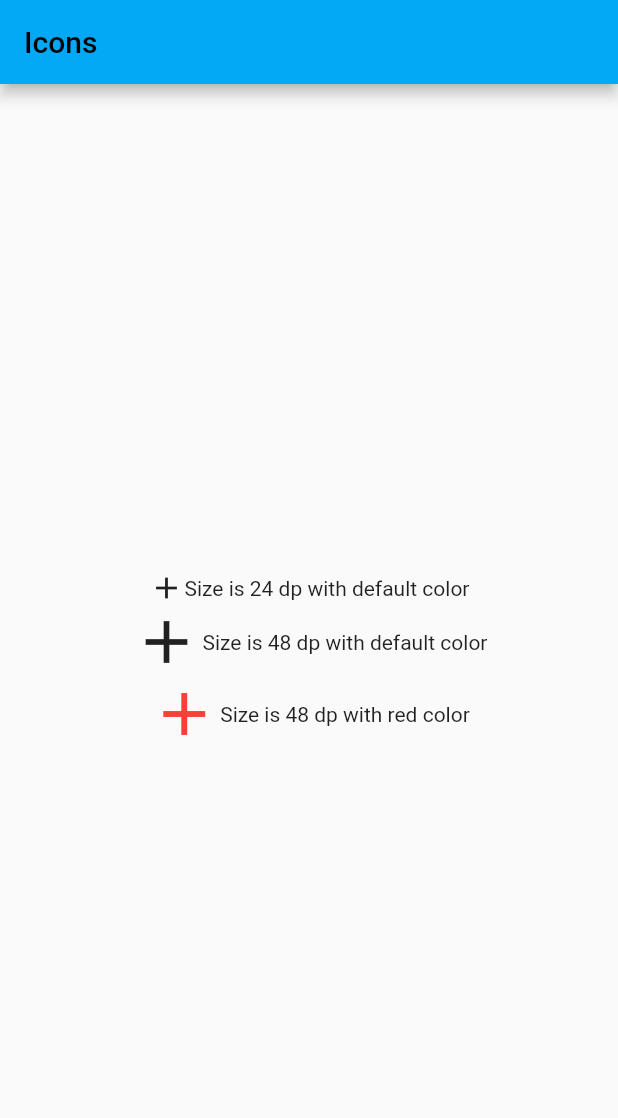
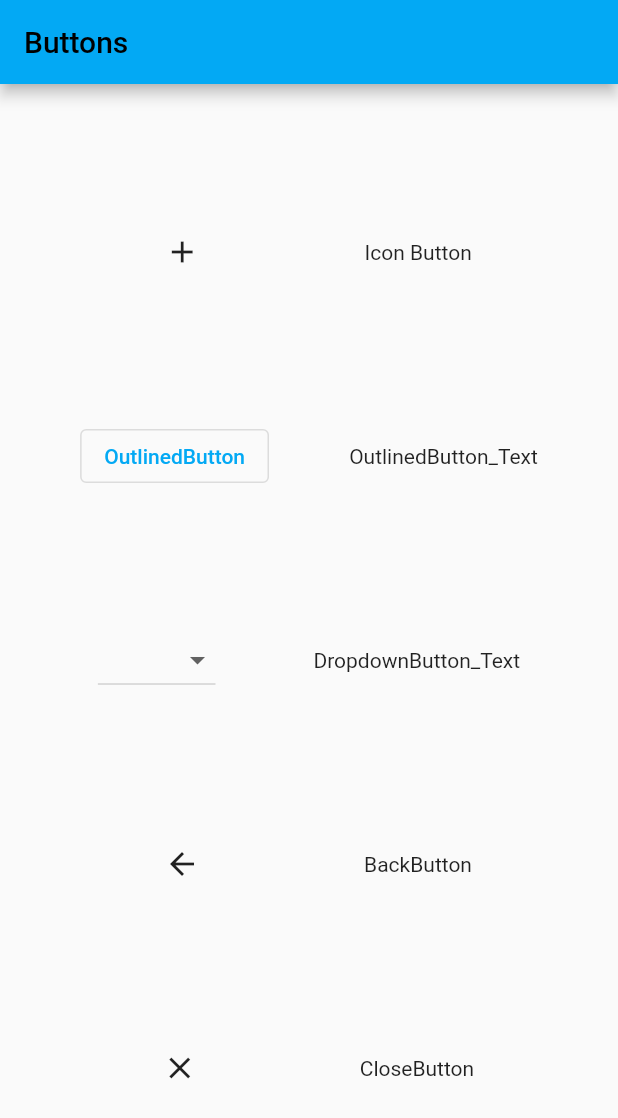
Before and after one commit to UmairAhmed85/FlutterPractise, a Flutter app: the screen it shows after launch, on a phone screen of 412 x 824 dp. Shown: the top 1118 px of the screen. Run offline on Flutter 3.47's test engine with Material 2 defaults, Android fonts, the phone set to English and light mode, and no system bars.

Commit message:
Buttons
(cherry picked from commit 540b0a6a33c30893237f6d9dc5e7e59d088c82d5)

```diff
--- a/lib/main.dart
+++ b/lib/main.dart
@@ -3,36 +3,109 @@ import 'package:flutter/material.dart';
 void main() {
   // runApp(const MyApp());
   // runApp( LoadingImageApp());
-  runApp( IconApp());
+  // runApp( IconApp());
+  runApp(ButtonApp());
 }
 
+class ButtonApp extends StatelessWidget {
+  @override
+  Widget build(BuildContext context) {
+    return MaterialApp(
+      title: "Buttons Demo",
+      theme: ThemeData(primarySwatch: Colors.lightBlue),
+      home: ButtonsWidget(),
+    );
+  }
+}
 
+class ButtonsWidget extends StatelessWidget {
+  @override
+  Widget build(BuildContext context) {
+    Row iconButton = Row(
+      mainAxisAlignment: MainAxisAlignment.spaceEvenly,
+      children: [
+        IconButton(
+            icon: const Icon(Icons.add),
+            onPressed: () => debugPrint('IconButton pressed')),
+        Text("Icon Button")
+      ],
+    );
 
+    Row outLineButton = Row(
+      mainAxisAlignment: MainAxisAlignment.spaceEvenly,
+      children: [
+        OutlinedButton(
+            child: const Text("OutlinedButton"),
+            onPressed: () => debugPrint('OutlinedButton pressed')),
+        const Text("OutlinedButton_Text")
+      ],
+    );
 
-class IconApp extends StatelessWidget{
+    Row dropDownButton = Row(
+      mainAxisAlignment: MainAxisAlignment.spaceEvenly,
+      children: [
+        DropdownButton(
+            items: ['Men', 'Women'].map((value) {
+              return DropdownMenuItem(
+                value: value,
+                child: Text(value, style: const TextStyle(color: Colors.blue),),
+              );
+            }).toList(),
+            onChanged: (value) => debugPrint('Changed: $value')),
+        const Text("DropdownButton_Text")
+      ],
+    );
 
+    Row backButton = const Row(
+      mainAxisAlignment: MainAxisAlignment.spaceEvenly,
+      children: [BackButton(), Text("BackButton")],
+    );
+
+    Row closeButton = Row(
+      mainAxisAlignment: MainAxisAlignment.spaceEvenly,
+      children: [
+        CloseButton(
+          onPressed: () => debugPrint('CloseButton pressed'),
+        ),
+        Text("CloseButton")
+      ],
+    );
+
+    return Scaffold(
+        appBar: AppBar(
+          title: const Text("Buttons"),
+        ),
+        body: Center(
+            child: Column(
+          mainAxisAlignment: MainAxisAlignment.spaceEvenly,
+          children: [
+            iconButton,
+            outLineButton,
+            dropDownButton,
+            backButton,
+            closeButton
+          ],
+        )));
+  }
+}
+
+class IconApp extends StatelessWidget {
   @override
   Widget build(BuildContext context) {
     return MaterialApp(
       title: 'Icons',
-      theme: ThemeData(
-        primarySwatch: Colors.lightBlue
-      ),
+      theme: ThemeData(primarySwatch: Colors.lightBlue),
       home: IconsWidget(),
     );
   }
 }
 
-class IconsWidget extends StatelessWidget{
-
+class IconsWidget extends StatelessWidget {
   @override
   Widget build(BuildContext context) {
     Row addIconDefault = Row(
       mainAxisAlignment: MainAxisAlignment.center,
-      children: [
-        Icon(Icons.add),
-        Text('Size is 24 dp with default color')
-      ],
+      children: [Icon(Icons.add), Text('Size is 24 dp with default color')],
     );
     Row addIcon48DpDefaultColor = Row(
       mainAxisAlignment: MainAxisAlignment.center,
@@ -44,7 +117,11 @@ class IconsWidget extends StatelessWidget{
     Row addIcon48DpRedColor = Row(
       mainAxisAlignment: MainAxisAlignment.center,
       children: [
-        Icon(Icons.add, size: 48, color: Colors.red,),
+        Icon(
+          Icons.add,
+          size: 48,
+          color: Colors.red,
+        ),
         Text('Size is 48 dp with red color')
       ],
     );
@@ -55,22 +132,22 @@ class IconsWidget extends StatelessWidget{
       ),
       body: Column(
         mainAxisAlignment: MainAxisAlignment.center,
-        children: [addIconDefault, addIcon48DpDefaultColor, addIcon48DpRedColor],
-
+        children: [
+          addIconDefault,
+          addIcon48DpDefaultColor,
+          addIcon48DpRedColor
+        ],
       ),
     );
   }
 }
 
 class LoadingImageApp extends StatelessWidget {
-
   @override
   Widget build(BuildContext context) {
     return MaterialApp(
       title: 'Image',
-      theme: ThemeData(
-          primarySwatch: Colors.lightBlue
-      ),
+      theme: ThemeData(primarySwatch: Colors.lightBlue),
       home: const HomeWidget(),
     );
   }
@@ -78,7 +155,6 @@ class LoadingImageApp extends StatelessWidget {
 
 class HomeWidget extends StatelessWidget {
   const HomeWidget({super.key});
-
 
   @override
   Widget build(BuildContext context) {
@@ -89,7 +165,8 @@ class HomeWidget extends StatelessWidget {
       body: Center(
         child: FadeInImage.assetNetwork(
             placeholder: 'assets/loading.gif',
-            image: 'http://archivision.com/educational/samples/files/1A2-F-P-I-2-C1_L.jpg'),
+            image:
+                'http://archivision.com/educational/samples/files/1A2-F-P-I-2-C1_L.jpg'),
       ),
     );
   }
```
Lines whose indentation alone changed are shown as unchanged.
